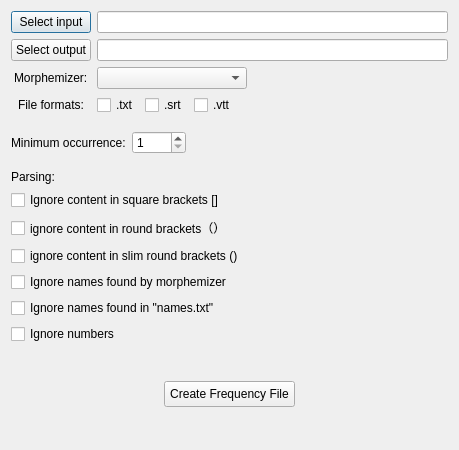
First picture: the form in ankimorphs/ui/frequency_file_generator.ui, repository mortii/anki-morphs, before the edit.
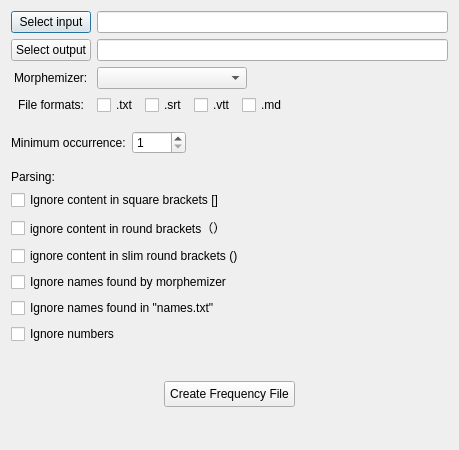
Second picture: the form after the edit.

Commit message: added .md to frequency file generator

Patch:
```diff
--- a/ankimorphs/ui/frequency_file_generator.ui
+++ b/ankimorphs/ui/frequency_file_generator.ui
@@ -109,6 +109,13 @@
              </property>
             </widget>
            </item>
+           <item>
+            <widget class="QCheckBox" name="mdFilesCheckBox">
+             <property name="text">
+              <string>.md</string>
+             </property>
+            </widget>
+           </item>
            <item>
             <spacer name="horizontalSpacer_2">
              <property name="orientation">
```
The commit also changes 2 other files.
